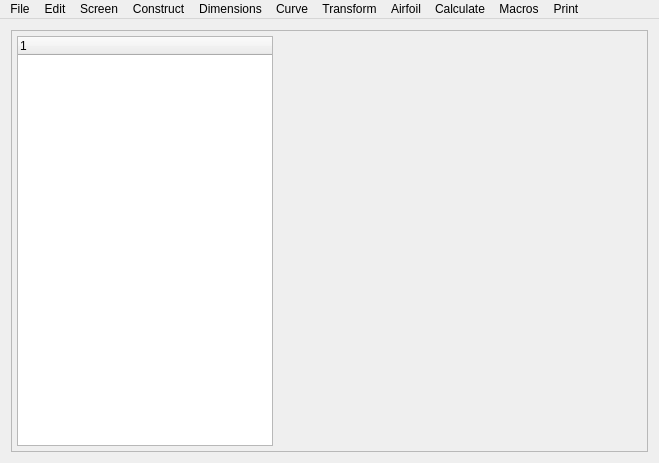
SoloMainDeveloper/TurbineQC, file curve/curvewindow.ui: the form before one commit.
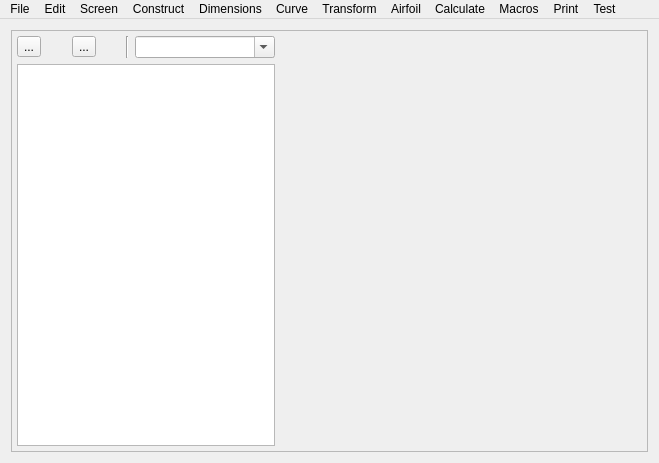
The form after the commit. Icons and pictures are not drawn. Custom widgets are drawn as their Qt base class.

Patch:
```diff
--- a/curve/curvewindow.ui
+++ b/curve/curvewindow.ui
@@ -50,14 +50,120 @@
          <property name="bottomMargin">
           <number>5</number>
          </property>
+         <item>
+          <layout class="QHBoxLayout" name="horizontalLayout_2">
+           <item alignment="Qt::AlignLeft">
+            <widget class="QToolButton" name="visibilityOnTB">
+             <property name="cursor">
+              <cursorShape>PointingHandCursor</cursorShape>
+             </property>
+             <property name="toolTip">
+              <string>Show figures</string>
+             </property>
+             <property name="text">
+              <string>...</string>
+             </property>
+             <property name="icon">
+              <iconset resource="curvewindow.qrc">
+               <normaloff>:/CurveWindow/icons/showAll.ico</normaloff>:/CurveWindow/icons/showAll.ico</iconset>
+             </property>
+             <property name="popupMode">
+              <enum>QToolButton::InstantPopup</enum>
+             </property>
+            </widget>
+           </item>
+           <item alignment="Qt::AlignLeft">
+            <widget class="QToolButton" name="visibilityOffTB">
+             <property name="cursor">
+              <cursorShape>PointingHandCursor</cursorShape>
+             </property>
+             <property name="toolTip">
+              <string>Hide figures</string>
+             </property>
+             <property name="text">
+              <string>...</string>
+             </property>
+             <property name="icon">
+              <iconset resource="curvewindow.qrc">
+               <normaloff>:/CurveWindow/icons/hideAll.ico</normaloff>:/CurveWindow/icons/hideAll.ico</iconset>
+             </property>
+             <property name="popupMode">
+              <enum>QToolButton::InstantPopup</enum>
+             </property>
+            </widget>
+           </item>
+           <item>
+            <widget class="Line" name="line">
+             <property name="orientation">
+              <enum>Qt::Vertical</enum>
+             </property>
+            </widget>
+           </item>
+           <item>
+            <widget class="QComboBox" name="searchCB">
+             <property name="sizePolicy">
+              <sizepolicy hsizetype="Preferred" vsizetype="Fixed">
+               <horstretch>0</horstretch>
+               <verstretch>0</verstretch>
+              </sizepolicy>
+             </property>
+             <property name="minimumSize">
+              <size>
+               <width>140</width>
+               <height>0</height>
+              </size>
+             </property>
+             <property name="editable">
+              <bool>true</bool>
+             </property>
+             <property name="insertPolicy">
+              <enum>QComboBox::NoInsert</enum>
+             </property>
+             <property name="placeholderText">
+              <string>Search figure</string>
+             </property>
+             <property name="frame">
+              <bool>true</bool>
+             </property>
+            </widget>
+           </item>
+          </layout>
+         </item>
          <item>
           <widget class="Tree" name="tree">
            <property name="sizePolicy">
-            <sizepolicy hsizetype="Minimum" vsizetype="Preferred">
+            <sizepolicy hsizetype="Fixed" vsizetype="Expanding">
              <horstretch>0</horstretch>
              <verstretch>0</verstretch>
             </sizepolicy>
            </property>
+           <property name="minimumSize">
+            <size>
+             <width>258</width>
+             <height>258</height>
+            </size>
+           </property>
+           <property name="maximumSize">
+            <size>
+             <width>210</width>
+             <height>500</height>
+            </size>
+           </property>
+           <property name="indentation">
+            <number>0</number>
+           </property>
+           <property name="rootIsDecorated">
+            <bool>false</bool>
+           </property>
+           <property name="uniformRowHeights">
+            <bool>true</bool>
+           </property>
+           <property name="animated">
+            <bool>true</bool>
+           </property>
+           <property name="headerHidden">
+            <bool>true</bool>
+           </property>
            <column>
             <property name="text">
              <string notr="true">1</string>
@@ -211,6 +317,12 @@
     </property>
     <addaction name="actionShowPrintViewer"/>
    </widget>
+   <widget class="QMenu" name="menuTest">
+    <property name="title">
+     <string>Test</string>
+    </property>
+    <addaction name="actionCompareFLR"/>
+   </widget>
    <addaction name="menuFile"/>
    <addaction name="menuEdit"/>
    <addaction name="menuScreen"/>
@@ -222,6 +334,7 @@
    <addaction name="menuCalculate"/>
    <addaction name="menuMacros"/>
    <addaction name="menuReport"/>
+   <addaction name="menuTest"/>
   </widget>
   <action name="actionAssignTolerancesToNominal">
    <property name="text">
```
Left out of the diff: 9 changed lines with no effect on the pictures.
